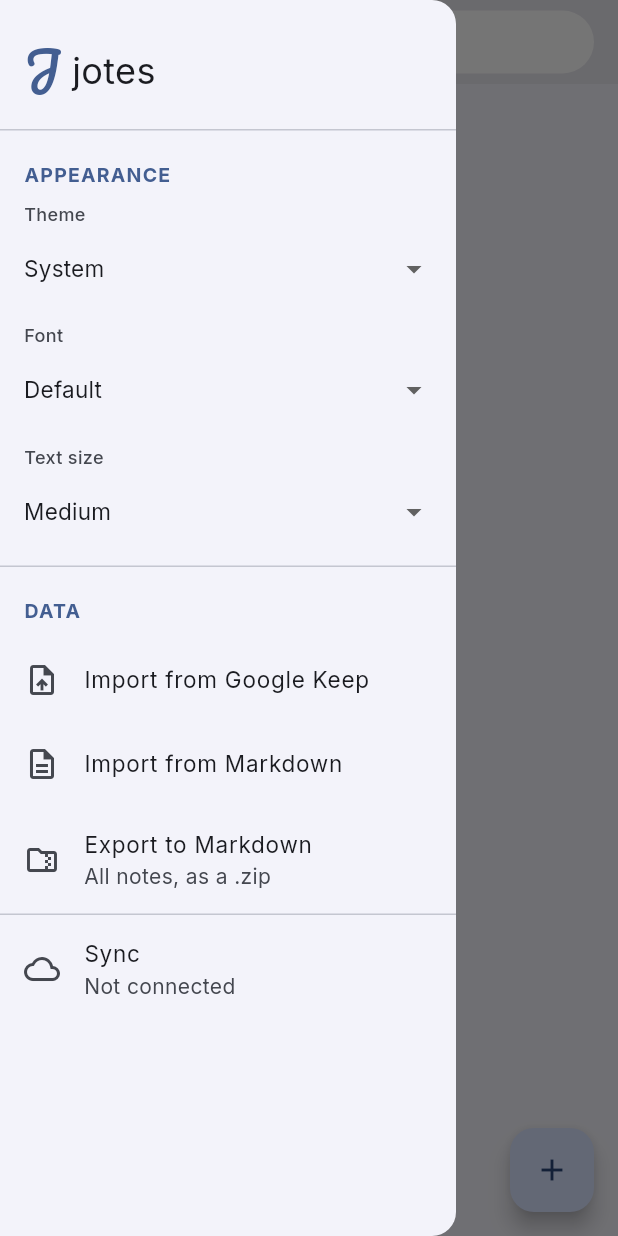
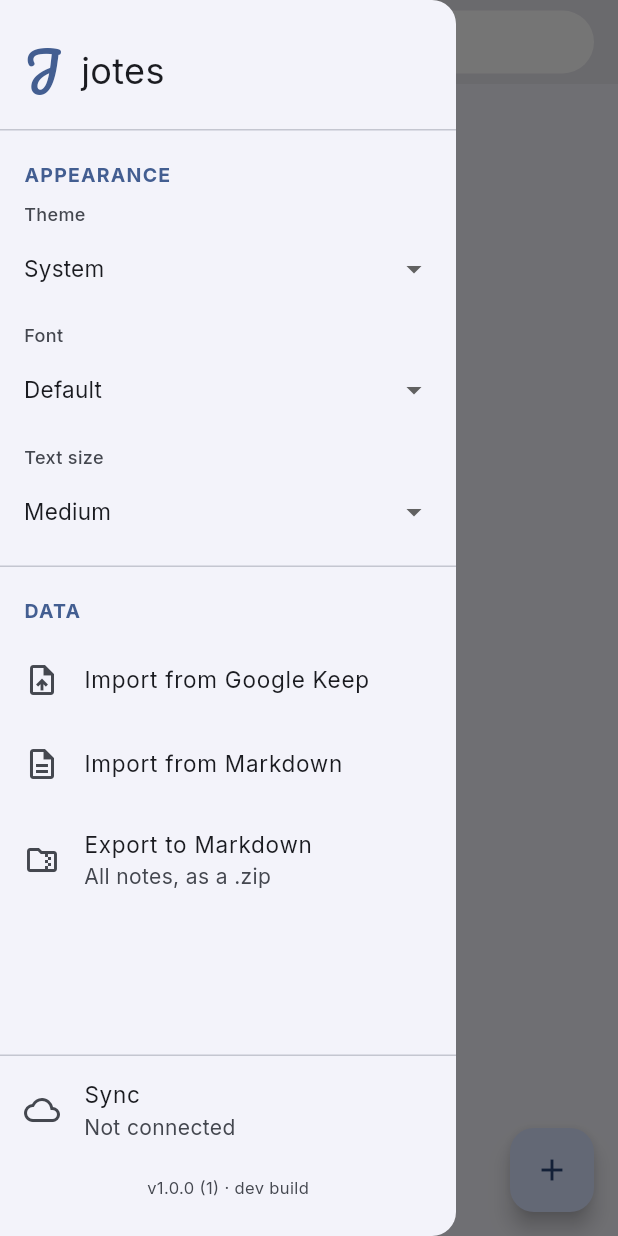
Before and after one commit to jayemar/jotes, a Flutter app: the screen it shows after launch, with the side drawer open, on a phone screen of 412 x 824 dp. Run offline on Flutter 3.47's test engine with Material 3 defaults, Android fonts, the phone set to English and light mode, and no system bars; our stand-ins replace file_picker, flutter_local_notifications, flutter_riverpod, google_fonts, package_info_plus, pocketbase and 4 more; missing offline and left inert: unifiedpush.

Commit message:
Fix search bar text centering, show version/build info, pin sync to drawer bottom, and guard against on-screen nav bars
- Vertically center the "Search notes" hint/input text, which previously
  sat off-center in its pill due to default InputDecorator padding.
- Increase the gap between the "J" mark and "jotes" wordmark in the
  drawer header.
- Add package_info_plus and a --dart-define-injected build timestamp
  (set by build-apk.sh) so the drawer footer shows which version/build
  is actually installed.
- Move the Sync row + new version footer out of the drawer's scrollable
  list and pin them to the bottom via a Column + Expanded split.
- Give both the drawer's pinned footer and the editor's bottom toolbar
  a minimum SafeArea inset, since a tablet with an on-screen nav bar
  was covering both when they sat flush against the screen edge.

Co-Authored-By: Claude Sonnet 5 <noreply@anthropic.com>

```diff
--- /dev/null
+++ b/lib/build_info.dart
@@ -0,0 +1,7 @@
+/// Wall-clock time this build was compiled, injected via
+/// `--dart-define=BUILD_TIMESTAMP=...` in build-apk.sh - not available to
+/// ad-hoc `flutter build`/`flutter run` invocations that skip that flag.
+const buildTimestamp = String.fromEnvironment(
+  'BUILD_TIMESTAMP',
+  defaultValue: 'dev build',
+);
--- /dev/null
+++ b/lib/providers/app_info_provider.dart
@@ -0,0 +1,6 @@
+import 'package:flutter_riverpod/flutter_riverpod.dart';
+import 'package:package_info_plus/package_info_plus.dart';
+
+final packageInfoProvider = FutureProvider<PackageInfo>((ref) {
+  return PackageInfo.fromPlatform();
+});
--- a/lib/screens/note_editor_screen.dart
+++ b/lib/screens/note_editor_screen.dart
@@ -80,8 +80,7 @@ class _NoteEditorScreenState extends ConsumerState<NoteEditorScreen> {
     // must be on or after firstDate), which would crash rather than let
     // you reset it. Fall back to the same "an hour from now" default used
     // when there's no reminder at all yet.
-    final initial =
-        (_reminderAt != null && _reminderAt!.isAfter(now))
+    final initial = (_reminderAt != null && _reminderAt!.isAfter(now))
         ? _reminderAt!
         : now.add(const Duration(hours: 1));
     final ctx = context;
@@ -93,12 +92,20 @@ class _NoteEditorScreenState extends ConsumerState<NoteEditorScreen> {
     );
     if (date == null || !mounted) return;
 
+    final time = await showTimePicker(
       // ignore: use_build_context_synchronously
-    final time = await showTimePicker(context: ctx, initialTime: TimeOfDay.fromDateTime(initial));
+      context: ctx,
+      initialTime: TimeOfDay.fromDateTime(initial),
+    );
     if (time == null || !mounted) return;
 
-    final reminderAt =
-        DateTime(date.year, date.month, date.day, time.hour, time.minute);
+    final reminderAt = DateTime(
+      date.year,
+      date.month,
+      date.day,
+      time.hour,
+      time.minute,
+    );
     setState(() {
       _reminderAt = reminderAt;
       _dirty = true;
@@ -142,7 +149,8 @@ class _NoteEditorScreenState extends ConsumerState<NoteEditorScreen> {
     // exact-alarm scheduling), and Android will silently drop a scheduled
     // notification with no error if this is off, so it needs its own
     // explicit check rather than assuming exact-alarm status covers it.
-    final notifsEnabled = await NotificationService.instance.notificationsEnabled();
+    final notifsEnabled = await NotificationService.instance
+        .notificationsEnabled();
     if (!mounted) return;
     if (!notifsEnabled) {
       ScaffoldMessenger.of(context).showSnackBar(
@@ -161,8 +169,8 @@ class _NoteEditorScreenState extends ConsumerState<NoteEditorScreen> {
       return;
     }
 
-    final exactAlarmsPermitted =
-        await NotificationService.instance.exactAlarmsPermitted();
+    final exactAlarmsPermitted = await NotificationService.instance
+        .exactAlarmsPermitted();
     if (!mounted) return;
     if (!exactAlarmsPermitted) {
       ScaffoldMessenger.of(context).showSnackBar(
@@ -292,8 +300,9 @@ class _NoteEditorScreenState extends ConsumerState<NoteEditorScreen> {
             _ReminderPillButton(
               reminderAt: _reminderAt,
               iconColor: textColor,
-              onPressed:
-                  _reminderAt == null ? _pickReminder : _showReminderOptions,
+              onPressed: _reminderAt == null
+                  ? _pickReminder
+                  : _showReminderOptions,
             ),
             const SizedBox(width: 8),
           ],
@@ -335,11 +344,16 @@ class _NoteEditorScreenState extends ConsumerState<NoteEditorScreen> {
                 ),
               ),
             ),
-            Container(
+            SafeArea(
+              top: false,
+              // On a device with an on-screen nav bar, this row otherwise
+              // sits flush against it with no margin, the same class of
+              // problem seen in the drawer's pinned bottom section.
+              minimum: const EdgeInsets.only(bottom: 8),
+              child: Container(
                 decoration: BoxDecoration(
                   color: bgColor,
-                border:
-                    const Border(top: BorderSide(color: Colors.black12)),
+                  border: const Border(top: BorderSide(color: Colors.black12)),
                 ),
                 child: Row(
                   children: [
@@ -360,6 +374,7 @@ class _NoteEditorScreenState extends ConsumerState<NoteEditorScreen> {
                       tooltip: 'Export as Markdown',
                     ),
                   ],
+                ),
               ),
             ),
           ],
--- a/lib/screens/notes_screen.dart
+++ b/lib/screens/notes_screen.dart
@@ -6,7 +6,9 @@ import 'package:file_picker/file_picker.dart';
 import 'package:flutter/material.dart';
 import 'package:flutter_riverpod/flutter_riverpod.dart';
 import 'package:flutter_staggered_grid_view/flutter_staggered_grid_view.dart';
+import '../build_info.dart';
 import '../models/note.dart';
+import '../providers/app_info_provider.dart';
 import '../providers/appearance_provider.dart';
 import '../providers/notes_provider.dart';
 import '../providers/sync_provider.dart';
@@ -42,8 +44,9 @@ class _NotesScreenState extends ConsumerState<NotesScreen> {
     // Existing notes may already have reminders that can never fire if
     // notifications are disabled - surface that here, not only reactively
     // when the user next tries to set one (note_editor_screen.dart).
-    WidgetsBinding.instance
-        .addPostFrameCallback((_) => _checkNotificationsEnabled());
+    WidgetsBinding.instance.addPostFrameCallback(
+      (_) => _checkNotificationsEnabled(),
+    );
 
     // NoteCard's reminder chip switches from green (upcoming) to red (past)
     // by comparing reminderAt to DateTime.now() on every build - correct,
@@ -52,8 +55,9 @@ class _NotesScreenState extends ConsumerState<NotesScreen> {
     // unrelated event (editing a note, a sync update) happens to rebuild
     // the grid. This timer's only job is to periodically force that
     // rebuild so the chip's own already-correct logic gets re-evaluated.
-    _reminderChipRefreshTimer =
-        Timer.periodic(const Duration(seconds: 30), (_) {
+    _reminderChipRefreshTimer = Timer.periodic(const Duration(seconds: 30), (
+      _,
+    ) {
       if (mounted) setState(() {});
     });
   }
@@ -105,9 +109,11 @@ class _NotesScreenState extends ConsumerState<NotesScreen> {
     if (_searchQuery.isEmpty) return notes;
     final q = _searchQuery.toLowerCase();
     return notes
-        .where((n) =>
+        .where(
+          (n) =>
               n.title.toLowerCase().contains(q) ||
-            n.body.toLowerCase().contains(q))
+              n.body.toLowerCase().contains(q),
+        )
         .toList();
   }
 
@@ -237,12 +243,14 @@ class _NotesScreenState extends ConsumerState<NotesScreen> {
                     child: TextField(
                       key: const Key('search_field'),
                       controller: _searchCtrl,
+                      textAlignVertical: TextAlignVertical.center,
                       decoration: InputDecoration(
                         hintText: 'Search notes',
-                        hintStyle:
-                            TextStyle(color: searchFieldTextColor.withAlpha(140)),
+                        hintStyle: TextStyle(
+                          color: searchFieldTextColor.withAlpha(140),
+                        ),
                         border: InputBorder.none,
-                        isDense: true,
+                        isCollapsed: true,
                       ),
                       style: TextStyle(
                         color: searchFieldTextColor,
@@ -316,6 +324,14 @@ class _NotesScreenState extends ConsumerState<NotesScreen> {
 
     return Drawer(
       child: SafeArea(
+        // `minimum` guarantees breathing room below the pinned Sync/version
+        // footer even on devices where the system nav bar's reported inset
+        // doesn't fully cover its own visual footprint (seen on a tablet
+        // with an on-screen nav bar overlapping the drawer's last row).
+        minimum: const EdgeInsets.only(bottom: 12),
+        child: Column(
+          children: [
+            Expanded(
               child: ListView(
                 children: [
                   Padding(
@@ -331,7 +347,7 @@ class _NotesScreenState extends ConsumerState<NotesScreen> {
                             color: Theme.of(context).colorScheme.primary,
                           ),
                         ),
-                  const SizedBox(width: 8),
+                        const SizedBox(width: 14),
                         Text(
                           'jotes',
                           style: TextStyle(
@@ -356,7 +372,10 @@ class _NotesScreenState extends ConsumerState<NotesScreen> {
                       items: [
                         DropdownMenuItem(
                           value: ThemeMode.light,
-                    child: Text('Light', style: _drawerItemStyle(context)),
+                          child: Text(
+                            'Light',
+                            style: _drawerItemStyle(context),
+                          ),
                         ),
                         DropdownMenuItem(
                           value: ThemeMode.dark,
@@ -364,7 +383,10 @@ class _NotesScreenState extends ConsumerState<NotesScreen> {
                         ),
                         DropdownMenuItem(
                           value: ThemeMode.system,
-                    child: Text('System', style: _drawerItemStyle(context)),
+                          child: Text(
+                            'System',
+                            style: _drawerItemStyle(context),
+                          ),
                         ),
                       ],
                       onChanged: _setThemeMode,
@@ -403,8 +425,10 @@ class _NotesScreenState extends ConsumerState<NotesScreen> {
                         for (final size in TextSizeOption.values)
                           DropdownMenuItem(
                             value: size,
-                      child:
-                          Text(size.label, style: _drawerItemStyle(context)),
+                            child: Text(
+                              size.label,
+                              style: _drawerItemStyle(context),
+                            ),
                           ),
                       ],
                       onChanged: _setTextSize,
@@ -448,6 +472,9 @@ class _NotesScreenState extends ConsumerState<NotesScreen> {
                       _exportNotesToMarkdown(context, notes);
                     },
                   ),
+                ],
+              ),
+            ),
             const Divider(height: 1),
             ListTile(
               key: const Key('sync_drawer_item'),
@@ -466,12 +493,11 @@ class _NotesScreenState extends ConsumerState<NotesScreen> {
                 Navigator.pop(context);
                 Navigator.push(
                   context,
-                  MaterialPageRoute(
-                    builder: (_) => const SyncSettingsScreen(),
-                  ),
+                  MaterialPageRoute(builder: (_) => const SyncSettingsScreen()),
                 );
               },
             ),
+            _drawerVersionFooter(context),
           ],
         ),
       ),
@@ -515,6 +541,29 @@ class _NotesScreenState extends ConsumerState<NotesScreen> {
     );
   }
 
+  /// Version + build timestamp, pinned under the Sync row at the very
+  /// bottom of the drawer - useful for confirming which build is actually
+  /// installed on a given device, separate from the app's own settings.
+  Widget _drawerVersionFooter(BuildContext context) {
+    final packageInfoAsync = ref.watch(packageInfoProvider);
+    final versionText = packageInfoAsync.when(
+      data: (info) => 'v${info.version} (${info.buildNumber})',
+      loading: () => '',
+      error: (_, _) => '',
+    );
+    final parts = [versionText, buildTimestamp].where((s) => s.isNotEmpty);
+    return Padding(
+      padding: const EdgeInsets.fromLTRB(16, 8, 16, 12),
+      child: Text(
+        parts.join(' · '),
+        style: TextStyle(
+          fontSize: 11,
+          color: Theme.of(context).colorScheme.onSurfaceVariant,
+        ),
+      ),
+    );
+  }
+
   /// The actual content of a dropdown option or a ListTile's title -
   /// applied consistently so a selectable option looks the same size and
   /// weight everywhere in the drawer, regardless of which widget renders
@@ -546,9 +595,7 @@ class _NotesScreenState extends ConsumerState<NotesScreen> {
   void _openNote(BuildContext context, WidgetRef ref, Note? note) {
     Navigator.push(
       context,
-      MaterialPageRoute(
-        builder: (_) => NoteEditorScreen(existing: note),
-      ),
+      MaterialPageRoute(builder: (_) => NoteEditorScreen(existing: note)),
     ).then((_) => ref.invalidate(notesProvider));
   }
 
@@ -626,9 +673,9 @@ class _NotesScreenState extends ConsumerState<NotesScreen> {
     List<Note> notes,
   ) async {
     if (notes.isEmpty) {
-      ScaffoldMessenger.of(context).showSnackBar(
-        const SnackBar(content: Text('No notes to export.')),
-      );
+      ScaffoldMessenger.of(
+        context,
+      ).showSnackBar(const SnackBar(content: Text('No notes to export.')));
       return;
     }
 
@@ -686,21 +733,17 @@ class _NoteGrid extends StatelessWidget {
         ),
         mainAxisSpacing: 8,
         crossAxisSpacing: 8,
-        delegate: SliverChildBuilderDelegate(
-          (context, i) {
+        delegate: SliverChildBuilderDelegate((context, i) {
           final note = notes[i];
           return NoteCard(
             note: note,
             selected: selectedIds.contains(note.id),
             selectionMode: selectionMode,
-              onTap: () => selectionMode
-                  ? onToggleSelection(note.id)
-                  : onOpen(note),
+            onTap: () =>
+                selectionMode ? onToggleSelection(note.id) : onOpen(note),
             onLongPress: () => onToggleSelection(note.id),
           );
-          },
-          childCount: notes.length,
-        ),
+        }, childCount: notes.length),
       ),
     );
   }
--- a/pubspec.yaml
+++ b/pubspec.yaml
@@ -46,6 +46,7 @@ dependencies:
   unifiedpush: ^6.2.0
   google_fonts: ^8.2.0
   flutter_staggered_grid_view: ^0.7.0
+  package_info_plus: ^9.0.1
 
 dev_dependencies:
   flutter_test:
```
Also changed, not shown: pubspec.lock, 1 other file. Lines whose indentation alone changed are shown as unchanged.
